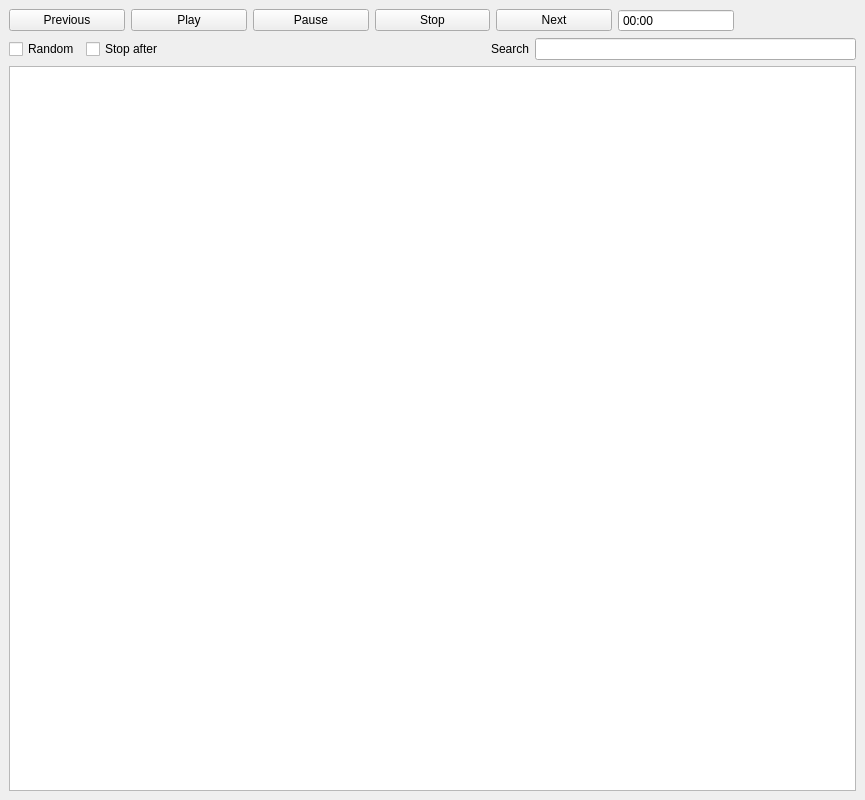
Qt form satyr/skins/complex.ui (StyXman/satyr) before a commit.
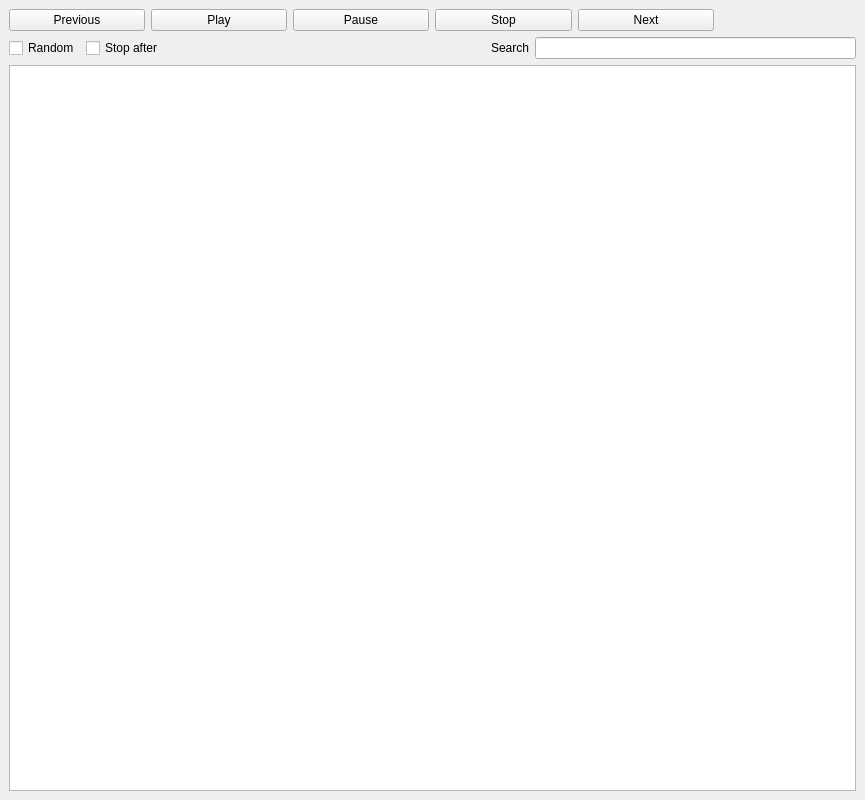
The same form after that commit. Custom widgets are drawn as their Qt base class.

Commit message: modified:   satyr/skins/complex.ui - the QTimeEdit. it's ugly and is now doing anything.

The edit to the form file:
```diff
--- a/satyr/skins/complex.ui
+++ b/satyr/skins/complex.ui
@@ -52,25 +52,6 @@
         </property>
        </widget>
       </item>
-      <item>
-       <widget class="QTimeEdit" name="timeEdit">
-        <property name="sizePolicy">
-         <sizepolicy hsizetype="Minimum" vsizetype="Fixed">
-          <horstretch>0</horstretch>
-          <verstretch>0</verstretch>
-         </sizepolicy>
-        </property>
-        <property name="readOnly">
-         <bool>true</bool>
-        </property>
-        <property name="buttonSymbols">
-         <enum>QAbstractSpinBox::NoButtons</enum>
-        </property>
-        <property name="displayFormat">
-         <string>mm:ss</string>
-        </property>
-       </widget>
-      </item>
       <item>
        <widget class="Phonon::SeekSlider" name="timeSlider"/>
       </item>
```
